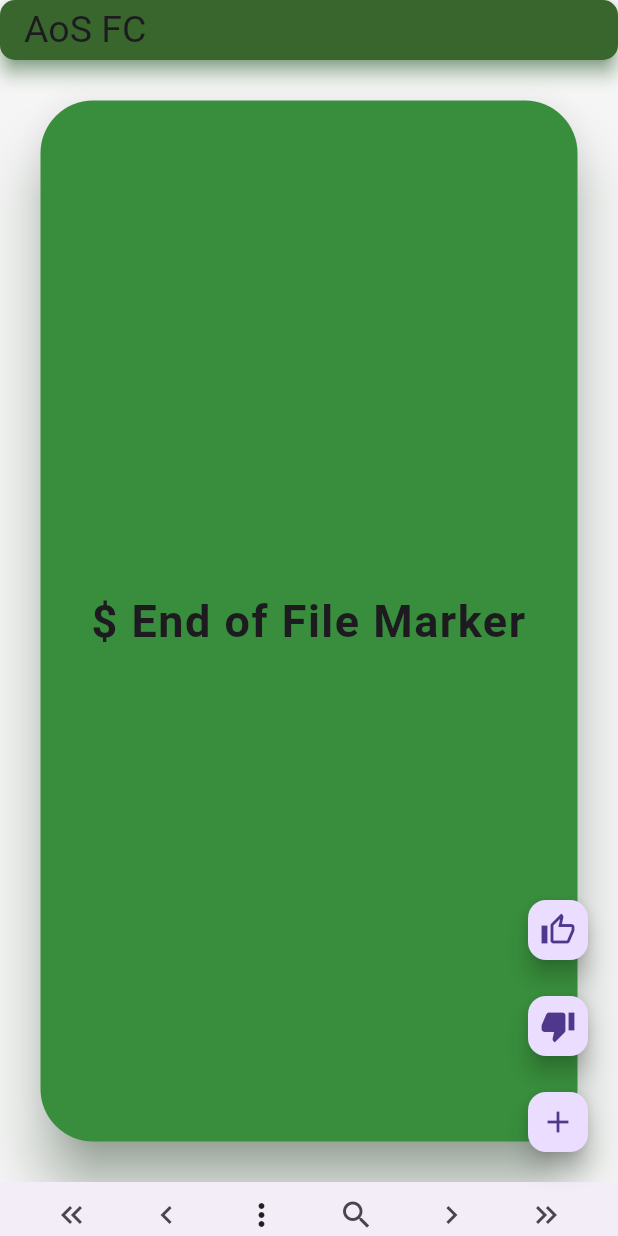
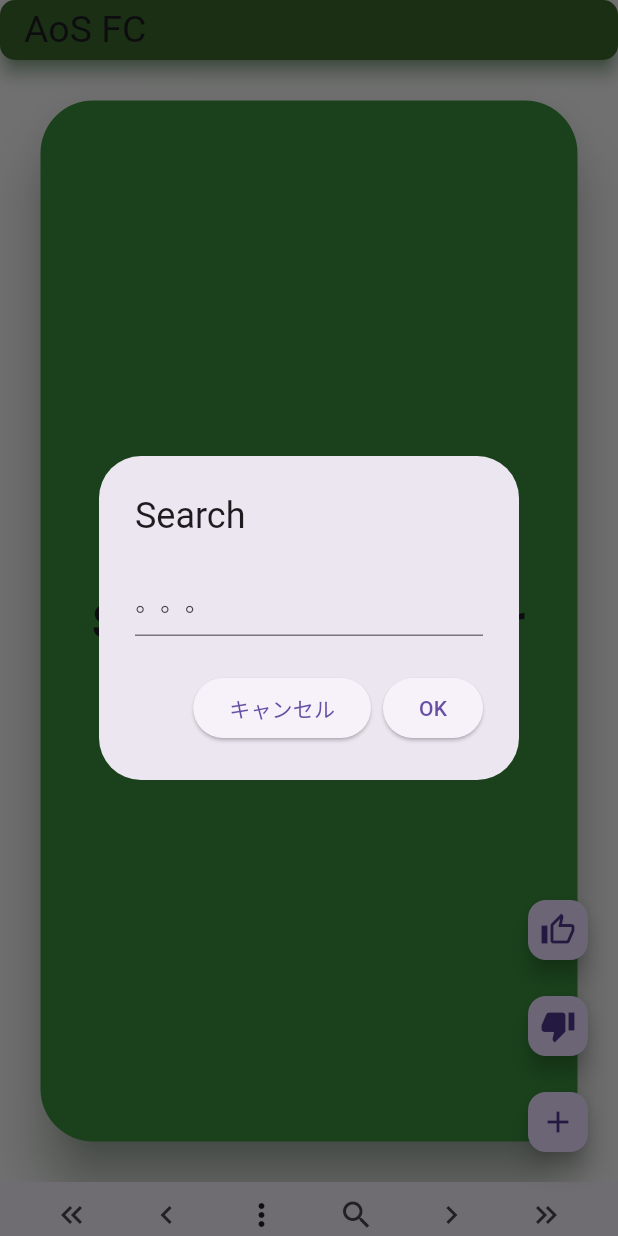
Before and after one commit to Dart-o-s/aos_fc, a Flutter app: the screen it shows after launch, item 2 of the bottom bar chosen, after a tap on the "search" icon, on a phone screen of 412 x 824 dp. Run offline on Flutter 3.47's test engine with Material 3 defaults, Android fonts, the phone set to English and light mode, and no system bars; drawn by our look-alikes of flip_card; our stand-ins replace device_info_plus, flutter_markdown, localstorage; missing offline and left inert: confirm_dialog, external_path, flutter_window_close; project files that could hold a hidden picture were left out.

Commit message:
search works.

```diff
--- a/lib/AbsFileSystem.dart
+++ b/lib/AbsFileSystem.dart
@@ -266,6 +266,15 @@ class WindowsFileSystem extends AbsFileSystem {
   }
 }
 
+int findCardContaining(String it) {
+  int cur = Flashcard.curIndexNum;
+  int found = qaList.findCardContaining(it, from: cur);
+
+  if (found != -1) return found;
+
+  return qaList.findCardContaining(it);
+}
+
 extension on List<Flashcard> {
   void createInitialStack() {
     add(Flashcard(question: "Tab to flip Card. Do it now for short help.", answer: "Swipe left or right for next card. Up for not known. A card like '#1', creates a 'box', like '\$Title, creates a chapter"));
@@ -275,8 +284,8 @@ extension on List<Flashcard> {
   // we check both back and front
   // TODO consider to switch to regexp
   // TODO make individual searches possible
-  int findCardContaining(String pattern) {
-    for (int res = 0; res < this.length; res++) {
+  int findCardContaining(String pattern, {int from = 0}) {
+    for (int res = from; res < this.length; res++) {
       final fc = this[res];
       if (fc.question.contains(pattern)) return res;
       if (fc.answer.contains(pattern)) return res;
--- a/lib/home_widget.dart
+++ b/lib/home_widget.dart
@@ -168,9 +168,18 @@ class _HomePageState extends State<HomePage> {
                   tooltip: "search ...",
                   icon: const Icon(Icons.search),
                   onPressed: () {
-                    setState(() {
-                      // search(context);
-                    });
+                    final _searchFieldController = TextEditingController();
+                    var term = _showTextInputDialog(context, _searchFieldController).then(
+                        (string) {
+                          setState(() {
+                            int idx = findCardContaining(_searchFieldController.text);
+                            if (idx == -1) {
+                              _snacker("not found!");
+                              return;
+                            }
+                            Flashcard.curIndexNum = idx;
+                          });
+                        });
                   },
                 ),
                 IconButton(
@@ -206,6 +215,30 @@ class _HomePageState extends State<HomePage> {
     _isMyTablet = "Q101" == androidInfo.model;
   }
 
+  Future<String?> _showTextInputDialog(BuildContext context, TextEditingController searchFieldController) async {
+    return showDialog(
+        context: context,
+        builder: (context) {
+          return AlertDialog(
+            title: const Text('Search'),
+            content: TextField(
+              controller: searchFieldController,
+              decoration: const InputDecoration(hintText: "。。。"), // タスクの名称を入力してください
+            ),
+            actions: <Widget>[
+              ElevatedButton(
+                child: const Text("キャンセル"),
+                onPressed: () => Navigator.pop(context),
+              ),
+              ElevatedButton(
+                child: const Text('OK'),
+                onPressed: () => Navigator.pop(context, searchFieldController.text),
+                // TODO Aos worst case we have to start the search here
+              ),
+            ],
+          );
+        });
+  }
   PopupMenuButton<dynamic> buildQuickMenu(BuildContext context) {
     return PopupMenuButton(
       initialValue: 1,
@@ -343,7 +376,7 @@ class _HomePageState extends State<HomePage> {
         items: [
           const PopupMenuItem(value: "about", child: Text('About and Help')),
           const PopupMenuItem(
-              value: "import", child: Text('Import Copy/Paste ...)')),
+              value: "import", child: Text('Import Copy/Paste ...')),
           const PopupMenuItem(
               value: "close", child: Text('(Blame Developer ...)')),
         ]);
```
Also changed, not shown: 1 other file.
